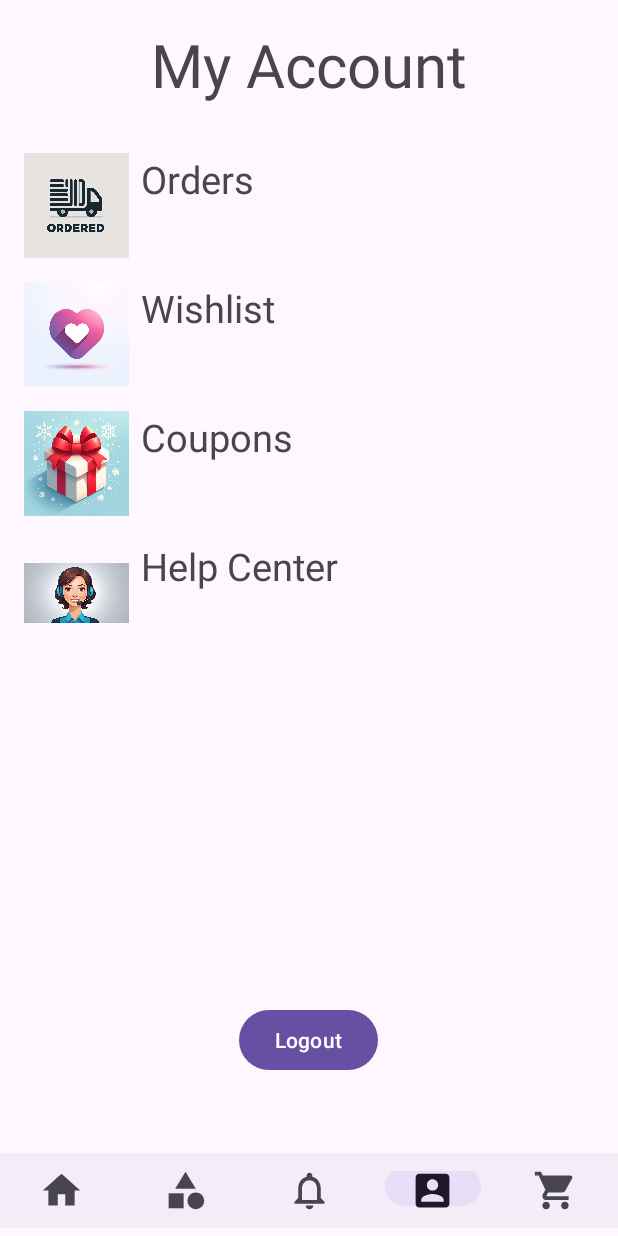
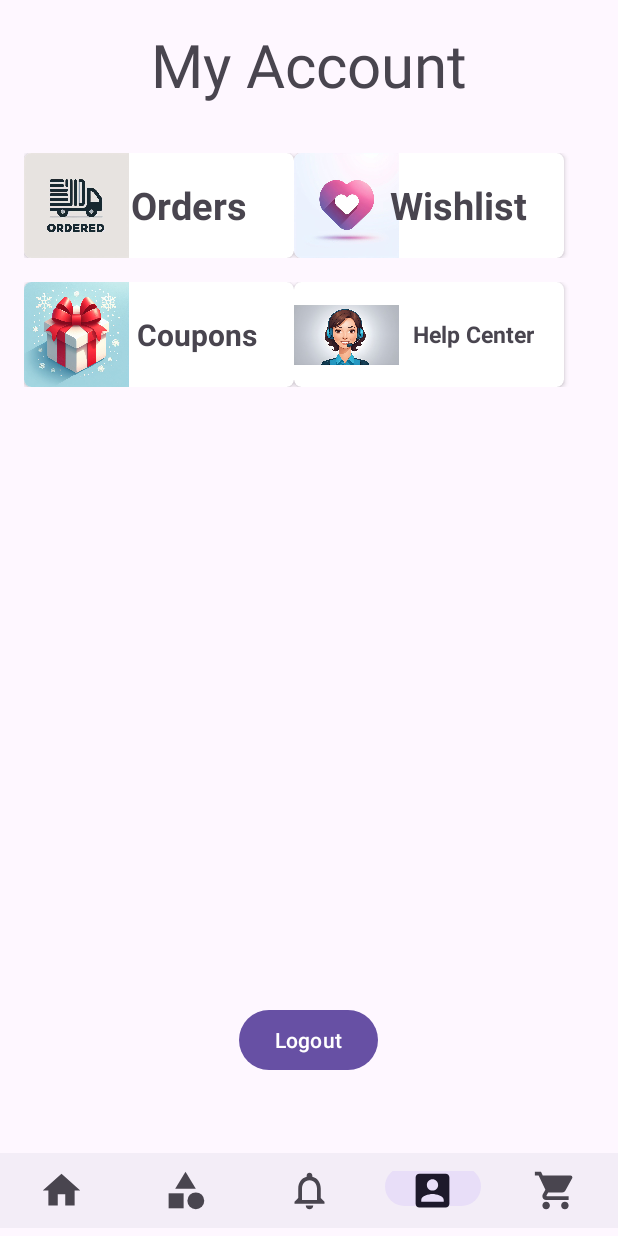
Before and after one commit to anishkumar0084/Ecommerceapp, an Android app: the screen it shows after launch once a user with an empty profile is signed in (MainActivity), item 4 of the bottom bar chosen, on a phone screen of 412 x 824 dp. Run offline under Robolectric (Android 15) with nearby library versions, the phone set to English and light mode, and no system bars; our stand-ins replace Firebase (no records; nobody signed in at launch, a user with empty details on screens opened directly); libraries missing offline, so code that uses them is left out: com.smarteist.autoimageslider; 7 statements that could not run were skipped.

Commit message:
add more features1

```diff
--- a/app/src/main/java/com/ecommericeapp/Fragment/Account.java
+++ b/app/src/main/java/com/ecommericeapp/Fragment/Account.java
@@ -10,51 +10,18 @@ import android.view.ViewGroup;
 
 import com.ecommericeapp.R;
 
-/**
- * A simple {@link Fragment} subclass.
- * Use the {@link Account#newInstance} factory method to
- * create an instance of this fragment.
- */
 public class Account extends Fragment {
 
-    // TODO: Rename parameter arguments, choose names that match
-    // the fragment initialization parameters, e.g. ARG_ITEM_NUMBER
-    private static final String ARG_PARAM1 = "param1";
-    private static final String ARG_PARAM2 = "param2";
-
-    // TODO: Rename and change types of parameters
-    private String mParam1;
-    private String mParam2;
 
     public Account() {
         // Required empty public constructor
     }
 
-    /**
-     * Use this factory method to create a new instance of
-     * this fragment using the provided parameters.
-     *
-     * @param param1 Parameter 1.
-     * @param param2 Parameter 2.
-     * @return A new instance of fragment Account.
-     */
-    // TODO: Rename and change types and number of parameters
-    public static Account newInstance(String param1, String param2) {
-        Account fragment = new Account();
-        Bundle args = new Bundle();
-        args.putString(ARG_PARAM1, param1);
-        args.putString(ARG_PARAM2, param2);
-        fragment.setArguments(args);
-        return fragment;
-    }
 
     @Override
     public void onCreate(Bundle savedInstanceState) {
         super.onCreate(savedInstanceState);
-        if (getArguments() != null) {
-            mParam1 = getArguments().getString(ARG_PARAM1);
-            mParam2 = getArguments().getString(ARG_PARAM2);
-        }
+
     }
 
     @Override
--- a/app/src/main/java/com/ecommericeapp/Fragment/Home.java
+++ b/app/src/main/java/com/ecommericeapp/Fragment/Home.java
@@ -173,6 +173,9 @@ public class Home extends Fragment implements Clicklistner {
     public void onItemclick(productDetail productDetail) {
         Intent intent=new Intent(getContext(), ProductDetail.class);
         intent.putExtra("ans",productDetail.getImage());
+        intent.putExtra("title",productDetail.getTitle());
+        intent.putExtra("price",productDetail.getPrice());
+
         startActivity(intent);
         Toast.makeText(getActivity(),"tes"+productDetail.getTitle(),Toast.LENGTH_SHORT).show();
 
--- a/app/src/main/java/com/ecommericeapp/ProductDetail.java
+++ b/app/src/main/java/com/ecommericeapp/ProductDetail.java
@@ -20,6 +20,8 @@ public class ProductDetail extends AppCompatActivity {
         Intent intent = getIntent();
         if (intent != null) {
             String productId = intent.getStringExtra("ans");
+            String price = intent.getStringExtra("price");
+            String title = intent.getStringExtra("title");
             Glide.with(this)
                     .load(productId)
                     .into(imageView);
--- a/app/src/main/res/layout/fragment_account.xml
+++ b/app/src/main/res/layout/fragment_account.xml
@@ -1,8 +1,9 @@
-
 <RelativeLayout xmlns:android="http://schemas.android.com/apk/res/android"
     android:layout_width="match_parent"
     android:layout_height="match_parent"
+    xmlns:app="http://schemas.android.com/apk/res-auto"
     android:padding="16dp">
+
 
     <TextView
         android:id="@+id/textViewTitle"
@@ -13,6 +14,8 @@
         android:layout_centerHorizontal="true"
         android:layout_marginBottom="16dp"/>
 
+
+
     <LinearLayout
         android:id="@+id/linearOrders"
         android:layout_width="match_parent"
@@ -21,85 +24,103 @@
         android:layout_below="@id/textViewTitle"
         android:layout_marginTop="16dp">
 
+        <androidx.cardview.widget.CardView
+            android:layout_width="180dp"
+            app:cardCornerRadius="5dp"
+            android:layout_height="wrap_content">
+
+
         <ImageView
             android:layout_width="70dp"
             android:layout_height="70dp"
-            android:src="@drawable/order_image"
-            android:layout_gravity="center" />
+            android:src="@drawable/order_image"/>
 
         <TextView
             android:layout_width="wrap_content"
             android:layout_height="wrap_content"
-            android:layout_marginStart="8dp"
+            android:layout_marginStart="20dp"
+            android:textStyle="bold"
             android:text="Orders"
-            android:textSize="25sp" />
+            android:layout_gravity="center"
+            android:textSize="25sp"/>
+        </androidx.cardview.widget.CardView>
+        <androidx.cardview.widget.CardView
+            android:layout_width="180dp"
+            app:cardCornerRadius="5dp"
+            android:layout_height="wrap_content">
+
+        <ImageView
+            android:layout_width="70dp"
+            android:layout_height="70dp"
+            android:src="@drawable/wishlist_image"/>
+
+        <TextView
+            android:layout_width="wrap_content"
+            android:layout_height="wrap_content"
+            android:text="Wishlist"
+            android:textSize="25sp"
+            android:textStyle="bold"
+            android:layout_gravity="center"
+            android:layout_marginStart="20dp"/>
+        </androidx.cardview.widget.CardView>
     </LinearLayout>
 
+
     <LinearLayout
-        android:id="@+id/linearWishlist"
+        android:id="@+id/linearCoupons"
         android:layout_width="match_parent"
         android:layout_height="wrap_content"
         android:orientation="horizontal"
         android:layout_below="@id/linearOrders"
         android:layout_marginTop="16dp">
 
-        <ImageView
-            android:layout_width="70dp"
-            android:layout_height="70dp"
-            android:src="@drawable/wishlist_image"
-             android:layout_gravity="center"/>
 
-        <TextView
-            android:layout_width="wrap_content"
-            android:layout_height="wrap_content"
-            android:text="Wishlist"
-            android:textSize="25sp"
-            android:layout_marginStart="8dp"/>
-    </LinearLayout>
+        <androidx.cardview.widget.CardView
+            android:layout_width="180dp"
+            app:cardCornerRadius="5dp"
+            android:layout_height="wrap_content">
 
-    <LinearLayout
-        android:id="@+id/linearCoupons"
-        android:layout_width="match_parent"
-        android:layout_height="wrap_content"
-        android:orientation="horizontal"
-        android:layout_below="@id/linearWishlist"
-        android:layout_marginTop="16dp">
 
         <ImageView
             android:layout_width="70dp"
             android:layout_height="70dp"
+
             android:src="@drawable/coupons_image"
-             android:layout_gravity="center"/>
+            />
 
         <TextView
             android:layout_width="wrap_content"
             android:layout_height="wrap_content"
             android:text="Coupons"
-            android:textSize="25sp"
-            android:layout_marginStart="8dp"/>
-    </LinearLayout>
+            android:textSize="20sp"
+            android:layout_gravity="center"
+            android:textStyle="bold"
+            android:layout_marginStart="25dp"
+            />
+        </androidx.cardview.widget.CardView>
 
-    <LinearLayout
-        android:id="@+id/linearHelpCenter"
-        android:layout_width="match_parent"
-        android:layout_height="wrap_content"
-        android:orientation="horizontal"
-        android:layout_below="@id/linearCoupons"
-        android:layout_marginTop="16dp">
+        <androidx.cardview.widget.CardView
+            android:layout_width="180dp"
+            app:cardCornerRadius="5dp"
+            android:layout_height="wrap_content">
 
         <ImageView
             android:layout_width="70dp"
             android:layout_height="70dp"
-            android:src="@drawable/customercare_img"
-            android:layout_gravity="center"/>
+            android:src="@drawable/customercare_img"/>
 
         <TextView
             android:layout_width="wrap_content"
             android:layout_height="wrap_content"
+            android:layout_gravity="center"
+            android:textStyle="bold"
             android:text="Help Center"
-            android:textSize="25sp"
-            android:layout_marginStart="8dp"/>
+            android:textSize="15sp"
+            android:layout_marginStart="30dp"/>
+        </androidx.cardview.widget.CardView>
     </LinearLayout>
+
+
 
     <Button
         android:id="@+id/Logout"
```
Also changed, not shown: app/src/main/java/com/ecommericeapp/Fragment/Cart.java (+2 -34 lines), app/src/main/java/com/ecommericeapp/Fragment/Notify.java (+1 -35 lines), app/src/main/java/com/ecommericeapp/Fragment/categories.java (+3 -33 lines), app/src/main/res/layout/category.xml (added, +44 -0 lines), app/src/main/res/layout/fragment_categories.xml (+3 -7 lines), app/src/main/res/layout/fragment_home.xml (+14 -1 lines).
